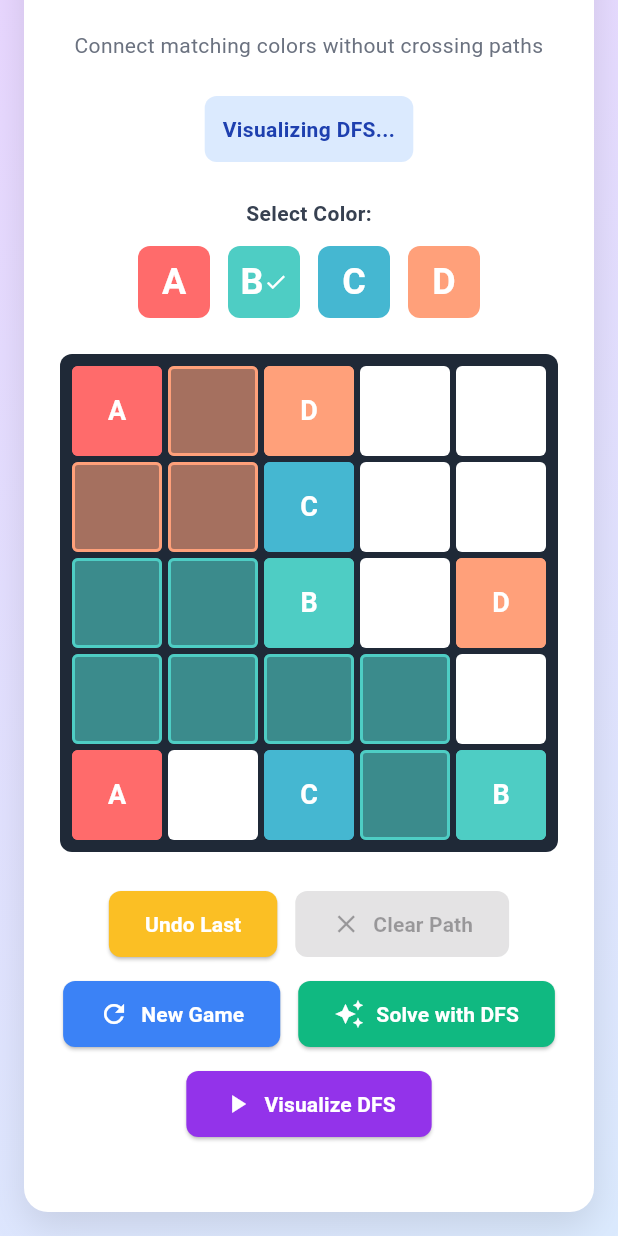
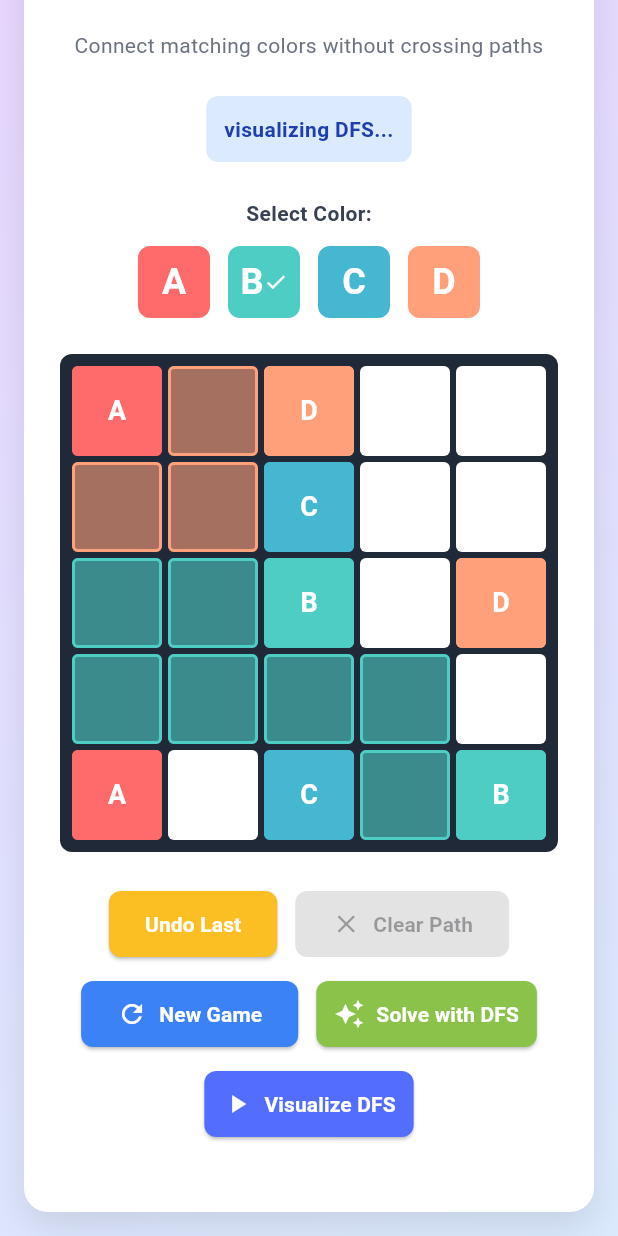
Before and after one commit to MohamadSerafiDev/Connected-Dots-Game, a Flutter app: the screen it shows after launch, scrolled down 74 dp, after a tap on "Visualize DFS", on a phone screen of 412 x 824 dp. Run offline on Flutter 3.47's test engine with Material 3 defaults, Android fonts, the light colour scheme and no system bars.

```diff
--- a/lib/game_state.dart
+++ b/lib/game_state.dart
@@ -239,7 +239,7 @@ class GameState {
 
     // The state in the stack is a tuple: (GameState, indexOfPairToSolve)
     final stack = <(GameState, int)>[(this, 0)];
-    visitedStates.add(getHashOfState() + '_0');
+    visitedStates.add('${getHashOfState()}_0');
 
     while (stack.isNotEmpty) {
       final (currentState, pairIndex) = stack.removeLast();
@@ -252,7 +252,7 @@ class GameState {
 
       if (pairIndex == randomPairs.length) {
         if (currentState.isFinalState()) {
-          yield currentState; // Final solution
+          yield currentState; // rinal solution
           return;
         }
         continue;
@@ -264,9 +264,9 @@ class GameState {
       final lastPos = path.last;
 
       if (lastPos.x == pair.end.x && lastPos.y == pair.end.y) {
-        // This color is already connected. Move to the next one.
+        // this color is already connected -> Move to the next one.
         final nextStateTuple = (currentState, pairIndex + 1);
-        final hash = currentState.getHashOfState() + '_${pairIndex + 1}';
+        final hash = '${currentState.getHashOfState()}_${pairIndex + 1}';
         if (!visitedStates.contains(hash)) {
           visitedStates.add(hash);
           stack.add(nextStateTuple);
@@ -274,7 +274,7 @@ class GameState {
         continue;
       }
 
-      // This color is not connected yet. Find possible moves.
+      // this color is not connected yet -> Find possible moves.
       final possibleMoves = currentState.getPossibleMoves(color);
 
       for (final move in possibleMoves) {
@@ -286,11 +286,11 @@ class GameState {
 
         int nextPairIndex = pairIndex;
         if (newLastPos.x == pair.end.x && newLastPos.y == pair.end.y) {
-          // Path for this color is complete, move to the next color.
+          // the path for this color is complete -> move to the next color.
           nextPairIndex = pairIndex + 1;
         }
 
-        final hash = newState.getHashOfState() + '_$nextPairIndex';
+        final hash = '${newState.getHashOfState()}_$nextPairIndex';
         if (!visitedStates.contains(hash)) {
           visitedStates.add(hash);
           stack.add((newState, nextPairIndex));
--- a/lib/main.dart
+++ b/lib/main.dart
@@ -219,7 +219,7 @@ class _NumberLinkGameState extends State<NumberLinkGame> {
 
   Future<void> visualizeDFS() async {
     setState(() {
-      message = 'Visualizing DFS...';
+      message = 'visualizing DFS...';
     });
     await for (final state in gameState.solveWithDFS()) {
       setState(() {
@@ -228,7 +228,7 @@ class _NumberLinkGameState extends State<NumberLinkGame> {
       await Future.delayed(const Duration(milliseconds: 100));
     }
     setState(() {
-      message = 'Visualization complete.';
+      message = 'Visualization complete';
     });
   }
 
@@ -548,10 +548,10 @@ class _NumberLinkGameState extends State<NumberLinkGame> {
                               style: TextStyle(fontWeight: FontWeight.w600),
                             ),
                             style: ElevatedButton.styleFrom(
-                              backgroundColor: const Color(0xFF10B981),
+                              backgroundColor: Colors.lightGreen,
                               foregroundColor: Colors.white,
                               padding: const EdgeInsets.symmetric(
-                                horizontal: 24,
+                                horizontal: 12,
                                 vertical: 12,
                               ),
                               shape: RoundedRectangleBorder(
@@ -567,10 +567,10 @@ class _NumberLinkGameState extends State<NumberLinkGame> {
                               style: TextStyle(fontWeight: FontWeight.w600),
                             ),
                             style: ElevatedButton.styleFrom(
-                              backgroundColor: const Color(0xFF9333EA),
+                              backgroundColor: Colors.indigoAccent,
                               foregroundColor: Colors.white,
                               padding: const EdgeInsets.symmetric(
-                                horizontal: 24,
+                                horizontal: 12,
                                 vertical: 12,
                               ),
                               shape: RoundedRectangleBorder(
```
Also changed, not shown: 1 other file.
